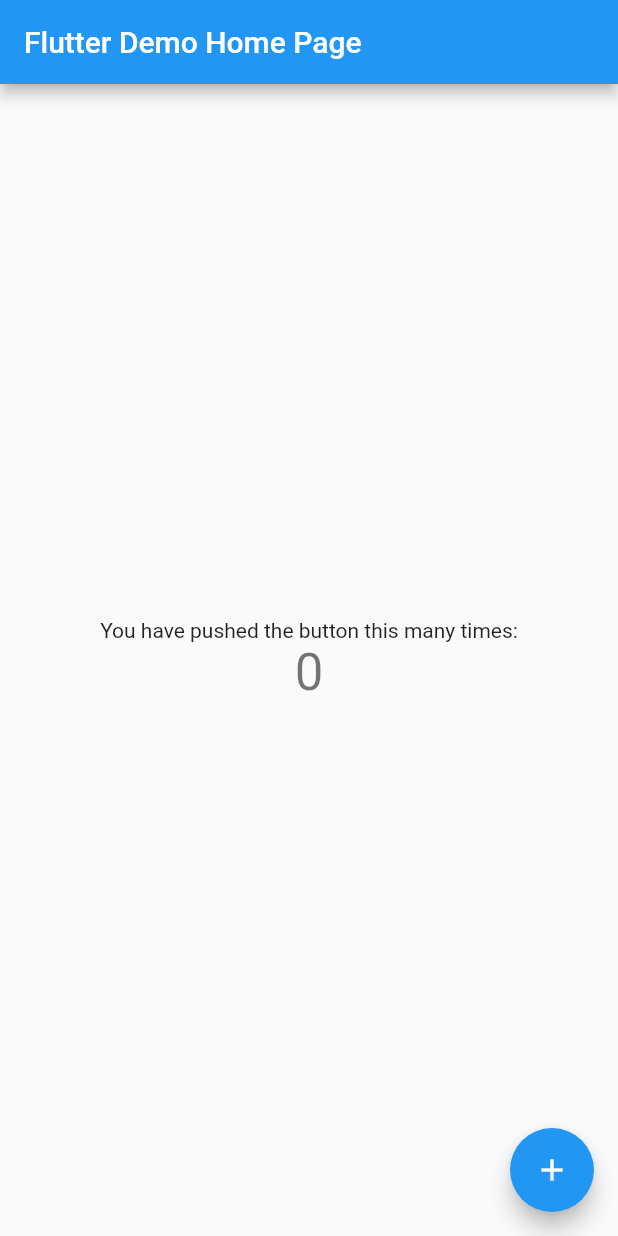
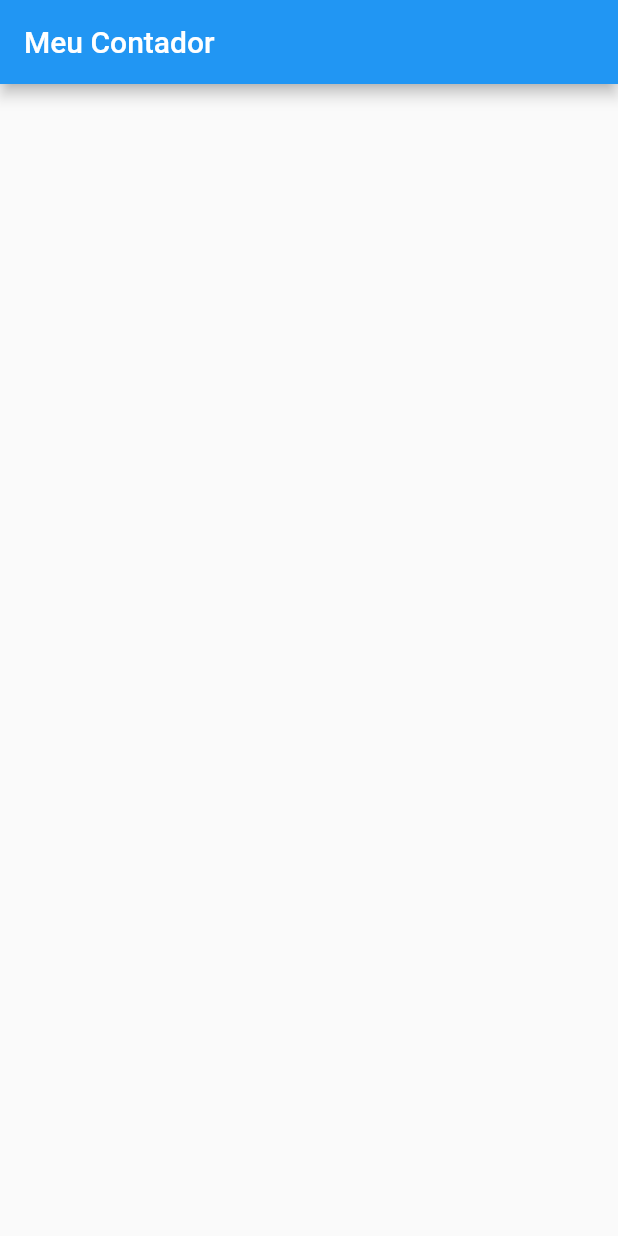
Before and after one commit to Irand27/CubosAcademy4, a Flutter app: the screen it shows after launch, on a phone screen of 412 x 824 dp. Run offline on Flutter 3.47's test engine with Material 2 defaults, Android fonts, the phone set to English and light mode, and no system bars.

Commit message:
CounterScreen

```diff
--- a/lib/main.dart
+++ b/lib/main.dart
@@ -1,113 +1,23 @@
 import 'package:flutter/material.dart';
 
 void main() {
-  runApp(MyApp());
+  runApp(MaterialApp(
+    home: CounterScreen(),
+  ));
 }
 
-class MyApp extends StatelessWidget {
-  // This widget is the root of your application.
+class CounterScreen extends StatefulWidget {
+  @override
+  _CounterScreenState createState() => _CounterScreenState();
+}
+
+class _CounterScreenState extends State<CounterScreen> {
   @override
   Widget build(BuildContext context) {
-    return MaterialApp(
-      title: 'Flutter Demo',
-      theme: ThemeData(
-        // This is the theme of your application.
-        //
-        // Try running your application with "flutter run". You'll see the
-        // application has a blue toolbar. Then, without quitting the app, try
-        // changing the primarySwatch below to Colors.green and then invoke
-        // "hot reload" (press "r" in the console where you ran "flutter run",
-        // or simply save your changes to "hot reload" in a Flutter IDE).
-        // Notice that the counter didn't reset back to zero; the application
-        // is not restarted.
-        primarySwatch: Colors.blue,
+    return Scaffold(
+      appBar: AppBar(
+        title: Text('Meu Contador'),
       ),
-      home: MyHomePage(title: 'Flutter Demo Home Page'),
     );
   }
 }
-
-class MyHomePage extends StatefulWidget {
-  MyHomePage({Key key, this.title}) : super(key: key);
-
-  // This widget is the home page of your application. It is stateful, meaning
-  // that it has a State object (defined below) that contains fields that affect
-  // how it looks.
-
-  // This class is the configuration for the state. It holds the values (in this
-  // case the title) provided by the parent (in this case the App widget) and
-  // used by the build method of the State. Fields in a Widget subclass are
-  // always marked "final".
-
-  final String title;
-
-  @override
-  _MyHomePageState createState() => _MyHomePageState();
-}
-
-class _MyHomePageState extends State<MyHomePage> {
-  int _counter = 0;
-
-  void _incrementCounter() {
-    setState(() {
-      // This call to setState tells the Flutter framework that something has
-      // changed in this State, which causes it to rerun the build method below
-      // so that the display can reflect the updated values. If we changed
-      // _counter without calling setState(), then the build method would not be
-      // called again, and so nothing would appear to happen.
-      _counter++;
-    });
-  }
-
-  @override
-  Widget build(BuildContext context) {
-    // This method is rerun every time setState is called, for instance as done
-    // by the _incrementCounter method above.
-    //
-    // The Flutter framework has been optimized to make rerunning build methods
-    // fast, so that you can just rebuild anything that needs updating rather
-    // than having to individually change instances of widgets.
-    return Scaffold(
-      appBar: AppBar(
-        // Here we take the value from the MyHomePage object that was created by
-        // the App.build method, and use it to set our appbar title.
-        title: Text(widget.title),
-      ),
-      body: Center(
-        // Center is a layout widget. It takes a single child and positions it
-        // in the middle of the parent.
-        child: Column(
-          // Column is also a layout widget. It takes a list of children and
-          // arranges them vertically. By default, it sizes itself to fit its
-          // children horizontally, and tries to be as tall as its parent.
-          //
-          // Invoke "debug painting" (press "p" in the console, choose the
-          // "Toggle Debug Paint" action from the Flutter Inspector in Android
-          // Studio, or the "Toggle Debug Paint" command in Visual Studio Code)
-          // to see the wireframe for each widget.
-          //
-          // Column has various properties to control how it sizes itself and
-          // how it positions its children. Here we use mainAxisAlignment to
-          // center the children vertically; the main axis here is the vertical
-          // axis because Columns are vertical (the cross axis would be
-          // horizontal).
-          mainAxisAlignment: MainAxisAlignment.center,
-          children: <Widget>[
-            Text(
-              'You have pushed the button this many times:',
-            ),
-            Text(
-              '$_counter',
-              style: Theme.of(context).textTheme.headline4,
-            ),
-          ],
-        ),
-      ),
-      floatingActionButton: FloatingActionButton(
-        onPressed: _incrementCounter,
-        tooltip: 'Increment',
-        child: Icon(Icons.add),
-      ), // This trailing comma makes auto-formatting nicer for build methods.
-    );
-  }
-}
```
Also changed, not shown: 2 other files.
